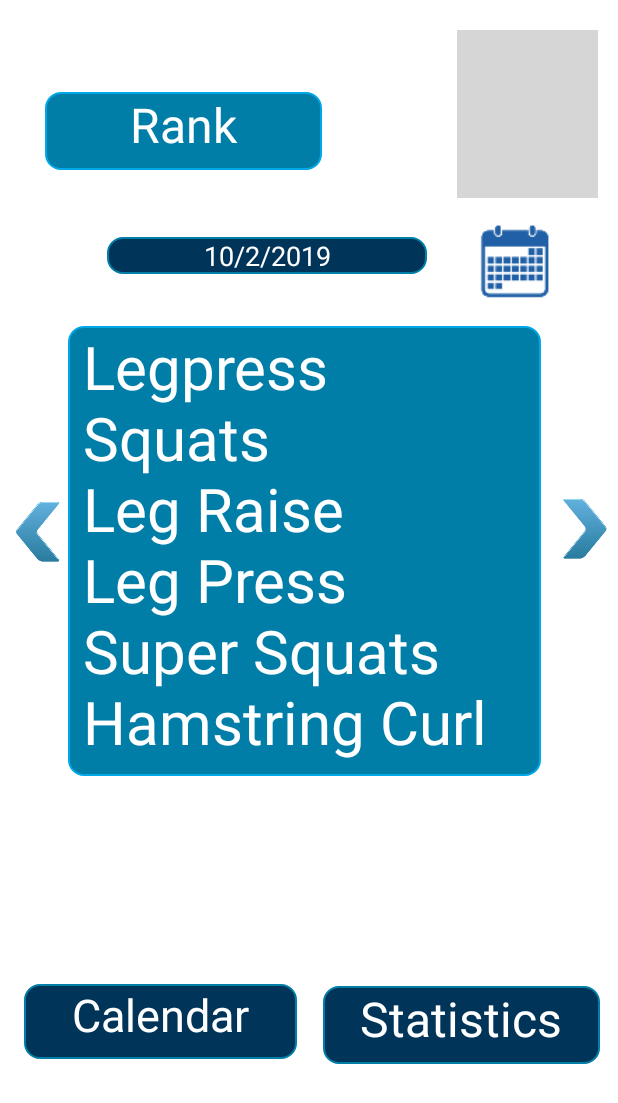
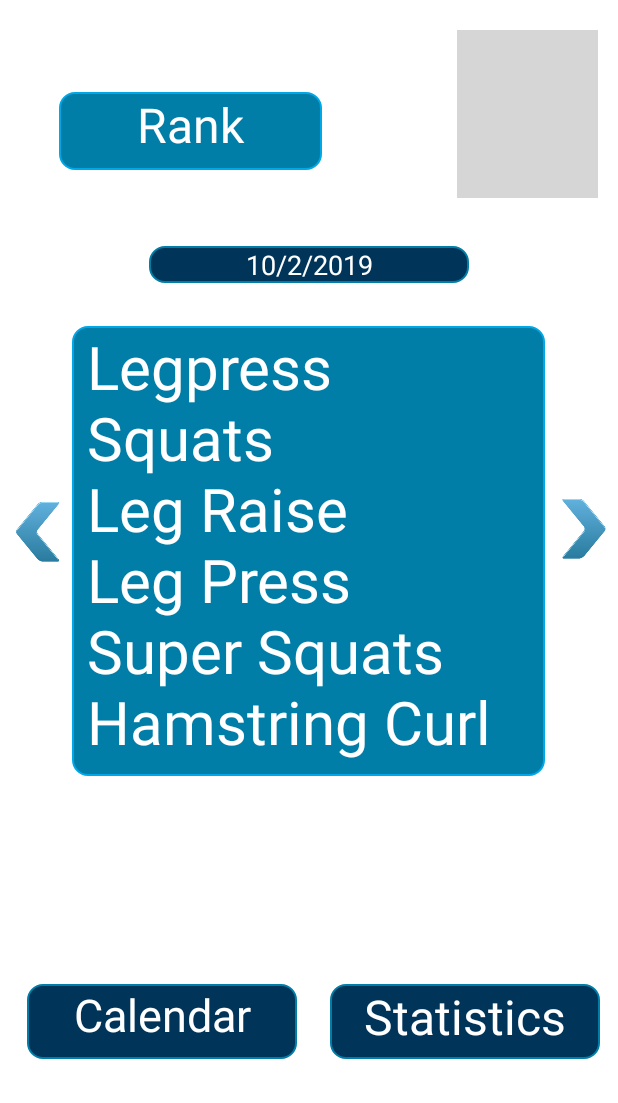
Before and after one commit to x64616e/Android-Mobile-Gym-App, an Android app: the layout landing.xml on its own in the app's theme, with its tools: preview values and no code run, on a phone screen of 412 x 824 dp. Shown: the top 1103 px of the screen. Run offline under Robolectric (Android 15) with nearby library versions, the phone set to English and light mode, and no system bars; grey boxes are pictures that could not be loaded.

Commit message:
Updated Landing
Some organizing of the landing page.

```diff
--- a/JImv2/app/src/main/res/layout/create_routine.xml
+++ b/JImv2/app/src/main/res/layout/create_routine.xml
@@ -29,7 +29,7 @@
         android:layout_marginLeft="90dp"
         android:layout_marginTop="40dp"
         android:background="@drawable/rectangle_border_sb"
-        android:text=" + Legpress \n + Squats \n + Leg Raise \n + Leg Press \n + Super Squats \n + Hamstring Curl"
+        android:text=" + Legpress \n + Squats \n + Leg Raise \n + Leg Press \n + Super Squats \n + Hamstring Curl "
         android:textSize="30sp"
         android:layout_centerHorizontal="true"/>
 
--- a/JImv2/app/src/main/res/layout/landing.xml
+++ b/JImv2/app/src/main/res/layout/landing.xml
@@ -10,11 +10,9 @@
     <TextView
         android:layout_width="175dp"
         android:layout_height="52dp"
-        android:layout_alignParentStart="true"
         android:layout_alignParentTop="true"
         android:layout_alignParentEnd="true"
         android:layout_alignParentRight="true"
-        android:layout_marginStart="30dp"
         android:layout_marginTop="61dp"
         android:layout_marginEnd="197dp"
         android:layout_marginRight="197dp"
@@ -59,67 +57,32 @@
         android:layout_alignParentEnd="true"
         android:layout_alignParentRight="true"
         android:layout_marginTop="330dp"
-        android:layout_marginEnd="-2dp"
-        android:layout_marginRight="-2dp"
+        android:layout_marginEnd="-1dp"
+        android:layout_marginRight="-1dp"
         app:srcCompat="@mipmap/right2_arrow" />
 
-    <ImageView
-        android:id="@+id/calendar"
-        android:layout_width="74dp"
-        android:layout_height="67dp"
-        android:layout_alignParentTop="true"
-        android:layout_alignParentEnd="true"
-        android:layout_alignParentRight="true"
-        android:layout_marginTop="142dp"
-        android:layout_marginEnd="30dp"
-        android:layout_marginRight="30dp"
-        app:srcCompat="@mipmap/calendar" />
 
     <TextView
         android:id="@+id/textView"
         android:layout_width="315dp"
         android:layout_height="300dp"
-        android:layout_alignParentStart="true"
-        android:layout_alignParentLeft="true"
         android:layout_alignParentTop="true"
         android:layout_centerInParent="true"
-        android:layout_marginStart="45dp"
-        android:layout_marginLeft="45dp"
         android:layout_marginTop="217dp"
+        android:layout_centerHorizontal="true"
         android:background="@drawable/rectangle"
         android:text=" Legpress \n Squats \n Leg Raise \n Leg Press \n Super Squats \n Hamstring Curl"
         android:textColor="@color/white"
         android:textSize="40dp" />
 
     <TextView
-        android:layout_width="409dp"
-        android:layout_height="wrap_content"
-        android:layout_alignParentStart="true"
-        android:layout_alignParentTop="true"
-        android:layout_alignParentEnd="true"
-        android:layout_alignParentRight="true"
-        android:layout_alignParentBottom="true"
-        android:layout_centerInParent="true"
-        android:layout_marginStart="0dp"
-        android:layout_marginTop="596dp"
-        android:layout_marginEnd="1dp"
-        android:layout_marginRight="1dp"
-        android:layout_marginBottom="-1dp"
-
-        android:baselineAligned="false"
-        android:text=""
-        android:textColor="@color/white"
-        android:textSize="30dp" />
-
-    <TextView
-        android:layout_width="181dp"
+        android:id="@+id/calendar"
+        android:layout_width="180dp"
         android:layout_height="50dp"
-        android:layout_alignParentStart="true"
         android:layout_alignParentTop="true"
         android:layout_alignParentEnd="true"
         android:layout_alignParentRight="true"
         android:layout_centerHorizontal="true"
-        android:layout_marginStart="16dp"
         android:layout_marginTop="656dp"
         android:layout_marginEnd="214dp"
         android:layout_marginRight="214dp"
@@ -131,14 +94,10 @@
         android:textSize="30dp" />
 
     <TextView
-        android:layout_width="175dp"
-        android:layout_height="52dp"
-        android:layout_alignParentStart="true"
-        android:layout_alignParentTop="true"
+        android:layout_width="180dp"
+        android:layout_height="50dp"
         android:layout_alignParentEnd="true"
         android:layout_alignParentRight="true"
-        android:layout_marginStart="215dp"
-        android:layout_marginTop="657dp"
         android:layout_marginEnd="12dp"
         android:layout_marginRight="12dp"
         android:background="@drawable/rectangledb"
@@ -146,23 +105,21 @@
         android:text="Statistics"
         android:textAlignment="center"
         android:textColor="@color/white"
-        android:textSize="32dp" />
+        android:textSize="32dp"
+        android:layout_alignTop="@id/calendar" />
 
     <EditText
         android:id="@+id/editText3"
         android:layout_width="wrap_content"
         android:layout_height="wrap_content"
-        android:layout_alignParentStart="true"
-        android:layout_alignParentLeft="true"
         android:layout_alignParentTop="true"
-        android:layout_marginStart="71dp"
-        android:layout_marginLeft="71dp"
-        android:layout_marginTop="158dp"
-        android:textColor="@color/white"
+        android:layout_marginTop="164dp"
         android:background="@drawable/rectangledb"
         android:ems="10"
+        android:layout_centerHorizontal="true"
         android:inputType="date"
         android:text="10/2/2019"
-        android:textAlignment="center" />
+        android:textAlignment="center"
+        android:textColor="@color/white" />
 
 </RelativeLayout>
```
